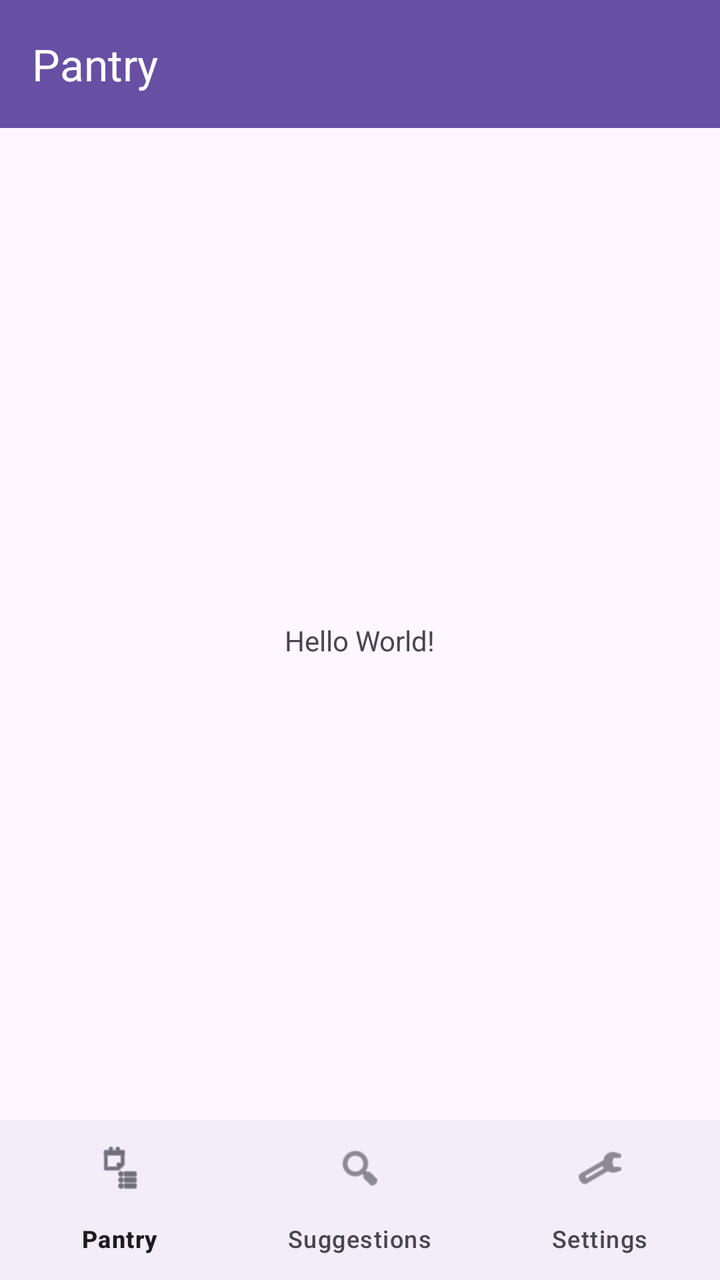
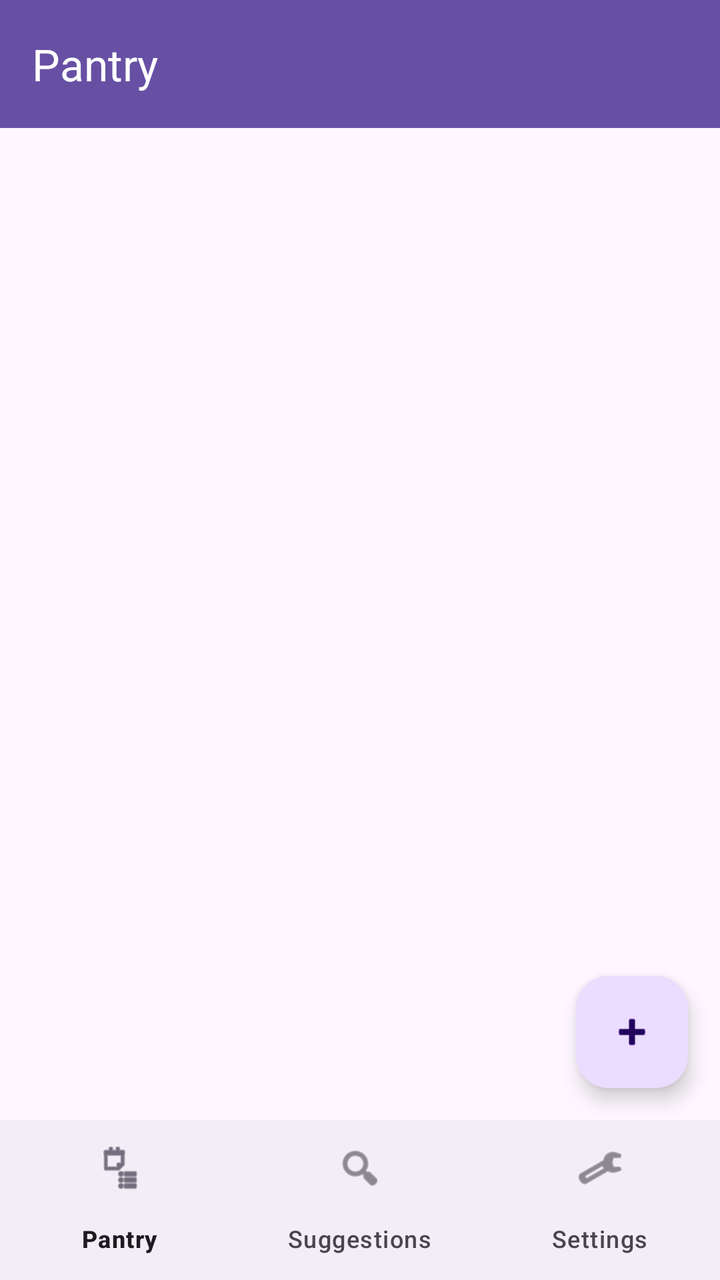

Screens rendered from an Android XML layout before and after an edit, with the pre-edit source and the edit as a unified diff.
<!-- AndroidManifest.xml: application theme Theme.SmartPantryManager -->
<!-- res/layout/activity_main.xml -->
<?xml version="1.0" encoding="utf-8"?>
<androidx.constraintlayout.widget.ConstraintLayout xmlns:android="http://schemas.android.com/apk/res/android"
    xmlns:app="http://schemas.android.com/apk/res-auto"
    xmlns:tools="http://schemas.android.com/tools"
    android:id="@+id/main"
    android:layout_width="match_parent"
    android:layout_height="match_parent"
    tools:context=".MainActivity">

    <com.google.android.material.appbar.MaterialToolbar
        android:id="@+id/pantryToolbar"
        android:layout_width="0dp"
        android:layout_height="?attr/actionBarSize"
        android:background="?attr/colorPrimary"
        app:layout_constraintEnd_toEndOf="parent"
        app:layout_constraintHorizontal_bias="0.0"
        app:layout_constraintStart_toStartOf="parent"
        app:layout_constraintTop_toTopOf="parent"
        app:title="Pantry"
        app:titleTextColor="?attr/colorOnPrimary" />

    <TextView
        android:layout_width="wrap_content"
        android:layout_height="wrap_content"
        android:text="Hello World!"
        app:layout_constraintBottom_toBottomOf="parent"
        app:layout_constraintEnd_toEndOf="parent"
        app:layout_constraintStart_toStartOf="parent"
        app:layout_constraintTop_toTopOf="parent" />

    <com.google.android.material.bottomnavigation.BottomNavigationView
        android:id="@+id/bottomNav"
        android:layout_width="0dp"
        android:layout_height="wrap_content"
        app:layout_constraintBottom_toBottomOf="parent"
        app:layout_constraintEnd_toEndOf="parent"
        app:layout_constraintStart_toStartOf="parent"
        app:menu="@menu/bottom_nav_menu" />

</androidx.constraintlayout.widget.ConstraintLayout>
<!-- resources referenced by this layout -->
<resources>
  <style name="Theme.SmartPantryManager" parent="Base.Theme.SmartPantryManager" />
  <style name="Base.Theme.SmartPantryManager" parent="Theme.Material3.DayNight.NoActionBar">
          
          
      </style>
</resources>

<!-- the commit's change to res/layout/activity_main.xml (unified diff, before → after) -->
@@ -19,14 +19,43 @@
         app:title="Pantry"
         app:titleTextColor="?attr/colorOnPrimary" />
 
+    
+    <androidx.recyclerview.widget.RecyclerView
+        android:id="@+id/recyclerPantry"
+        android:layout_width="0dp"
+        android:layout_height="0dp"
+        android:clipToPadding="false"
+        android:paddingTop="8dp"
+        android:paddingBottom="88dp"
+        app:layout_constraintBottom_toTopOf="@id/bottomNav"
+        app:layout_constraintEnd_toEndOf="parent"
+        app:layout_constraintStart_toStartOf="parent"
+        app:layout_constraintTop_toBottomOf="@id/pantryToolbar" />
+
+    
     <TextView
+        android:id="@+id/textEmpty"
+        android:layout_width="0dp"
+        android:layout_height="wrap_content"
+        android:gravity="center"
+        android:padding="32dp"
+        android:text="@string/pantry_empty"
+        android:textAppearance="?attr/textAppearanceBodyLarge"
+        android:visibility="gone"
+        app:layout_constraintBottom_toTopOf="@id/bottomNav"
+        app:layout_constraintEnd_toEndOf="parent"
+        app:layout_constraintStart_toStartOf="parent"
+        app:layout_constraintTop_toBottomOf="@id/pantryToolbar" />
+
+    <com.google.android.material.floatingactionbutton.FloatingActionButton
+        android:id="@+id/fabAdd"
         android:layout_width="wrap_content"
         android:layout_height="wrap_content"
-        android:text="Hello World!"
-        app:layout_constraintBottom_toBottomOf="parent"
-        app:layout_constraintEnd_toEndOf="parent"
-        app:layout_constraintStart_toStartOf="parent"
-        app:layout_constraintTop_toTopOf="parent" />
+        android:layout_margin="16dp"
+        android:contentDescription="@string/cd_add_ingredient"
+        android:src="@android:drawable/ic_input_add"
+        app:layout_constraintBottom_toTopOf="@id/bottomNav"
+        app:layout_constraintEnd_toEndOf="parent" />
 
     <com.google.android.material.bottomnavigation.BottomNavigationView
         android:id="@+id/bottomNav"
<!-- resource entries referenced after the edit -->
@@ -1,5 +1,7 @@
 <!-- resources referenced by this layout -->
 <resources>
+  <string name="cd_add_ingredient">Add ingredient</string>
+  <string name="pantry_empty">Your pantry is empty - tap + to add an ingredient</string>
   <style name="Theme.SmartPantryManager" parent="Base.Theme.SmartPantryManager" />
   <style name="Base.Theme.SmartPantryManager" parent="Theme.Material3.DayNight.NoActionBar">
           
